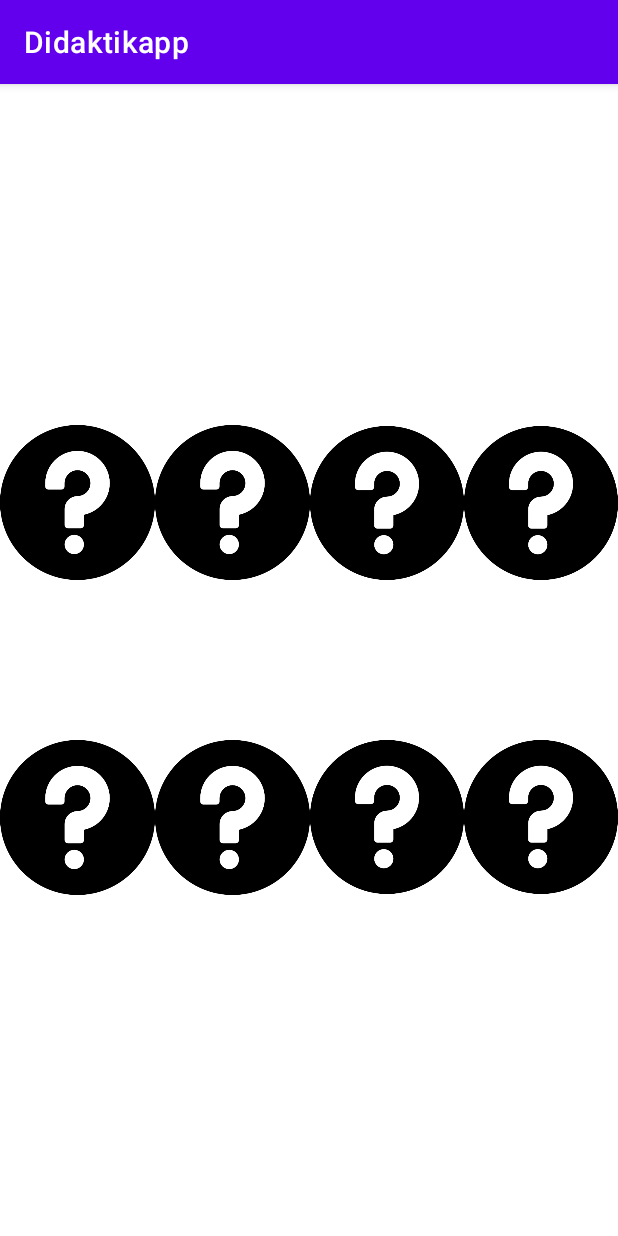
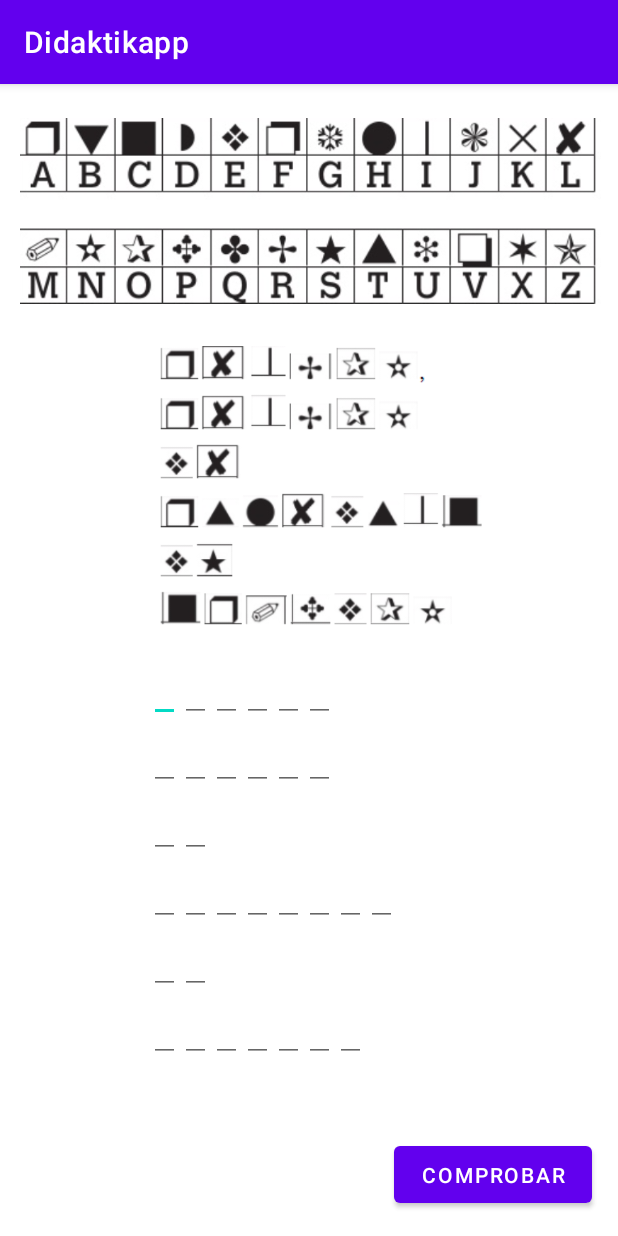
Before and after one commit to didaktikappgallarta/Didaktikappgallarta, an Android app: the screen it shows after launch (MemoramaActivity before the commit, MensajeMisteriosoActivity after it), on a phone screen of 412 x 824 dp. Run offline under Robolectric (Android 15) with nearby library versions, the phone set to English and light mode, and no system bars; Roboto replaces fonts that are not available here.

Commit message:
Mensaje misterioso casi acabado

```diff
--- a/app/src/main/AndroidManifest.xml
+++ b/app/src/main/AndroidManifest.xml
@@ -46,6 +46,9 @@
         <activity android:name=".AhorcadoActivity">
 
         </activity>
+        <activity android:name=".MensajeMisteriosoActivity">
+
+        </activity>
         <meta-data
             android:name="preloaded_fonts"
             android:resource="@array/preloaded_fonts" />
--- a/app/src/main/java/com/example/didaktikapp/MainActivity.java
+++ b/app/src/main/java/com/example/didaktikapp/MainActivity.java
@@ -1,15 +1,8 @@
 package com.example.didaktikapp;
 
-import androidx.appcompat.app.AlertDialog;
 import androidx.appcompat.app.AppCompatActivity;
-import androidx.core.app.ActivityCompat;
-import androidx.core.content.ContextCompat;
 
-import android.Manifest;
-import android.app.Activity;
-import android.content.DialogInterface;
 import android.content.Intent;
-import android.content.pm.PackageManager;
 import android.os.Bundle;
 import android.os.Handler;
 import android.view.WindowManager;
@@ -17,7 +10,6 @@ import android.view.animation.Animation;
 import android.view.animation.AnimationUtils;
 import android.widget.ImageView;
 import android.widget.TextView;
-import android.widget.Toast;
 
 public class MainActivity extends AppCompatActivity {
     @Override
@@ -41,7 +33,7 @@ public class MainActivity extends AppCompatActivity {
         new Handler().postDelayed(new Runnable() {
             @Override
             public void run() {
-                Intent intent = new Intent(MainActivity.this, MemoramaActivity.class);
+                Intent intent = new Intent(MainActivity.this, MensajeMisteriosoActivity.class);
                 startActivity(intent);
                 finish();
             }
--- /dev/null
+++ b/app/src/main/java/com/example/didaktikapp/MensajeMisteriosoActivity.java
@@ -0,0 +1,97 @@
+package com.example.didaktikapp;
+
+import android.content.DialogInterface;
+import android.os.Bundle;
+import android.view.View;
+import android.widget.EditText;
+
+import androidx.appcompat.app.AlertDialog;
+import androidx.appcompat.app.AppCompatActivity;
+
+public class MensajeMisteriosoActivity extends AppCompatActivity {
+
+    @Override
+    public void onCreate(Bundle savedInstanceState) {
+        super.onCreate(savedInstanceState);
+        setContentView(R.layout.activity_mensaje_misterioso);
+    }
+
+    public void comprobarMensaje(View view) {
+        EditText f1r1 = findViewById(R.id.f1r1);
+        EditText f1r2 = findViewById(R.id.f1r2);
+        EditText f1r3 = findViewById(R.id.f1r3);
+        EditText f1r4 = findViewById(R.id.f1r4);
+        EditText f1r5 = findViewById(R.id.f1r5);
+        EditText f1r6 = findViewById(R.id.f1r6);
+        EditText f2r1 = findViewById(R.id.f2r1);
+        EditText f2r2 = findViewById(R.id.f2r2);
+        EditText f2r3 = findViewById(R.id.f2r3);
+        EditText f2r4 = findViewById(R.id.f2r4);
+        EditText f2r5 = findViewById(R.id.f2r5);
+        EditText f2r6 = findViewById(R.id.f2r6);
+        EditText f3r1 = findViewById(R.id.f3r1);
+        EditText f3r2 = findViewById(R.id.f3r2);
+        EditText f4r1 = findViewById(R.id.f4r1);
+        EditText f4r2 = findViewById(R.id.f4r2);
+        EditText f4r3 = findViewById(R.id.f4r3);
+        EditText f4r4 = findViewById(R.id.f4r4);
+        EditText f4r5 = findViewById(R.id.f4r5);
+        EditText f4r6 = findViewById(R.id.f4r6);
+        EditText f4r7 = findViewById(R.id.f4r7);
+        EditText f4r8 = findViewById(R.id.f4r8);
+        EditText f5r1 = findViewById(R.id.f5r1);
+        EditText f5r2 = findViewById(R.id.f5r2);
+        EditText f6r1 = findViewById(R.id.f6r1);
+        EditText f6r2 = findViewById(R.id.f6r2);
+        EditText f6r3 = findViewById(R.id.f6r3);
+        EditText f6r4 = findViewById(R.id.f6r4);
+        EditText f6r5 = findViewById(R.id.f6r5);
+        EditText f6r6 = findViewById(R.id.f6r6);
+        EditText f6r7 = findViewById(R.id.f6r7);
+
+        String aliron1 = f1r1.getText().toString() + f1r2.getText().toString() +f1r3.getText().toString() +f1r4.getText().toString() + f1r5.getText().toString() + f1r6.getText().toString();
+        String aliron2 = f2r1.getText().toString() + f2r2.getText().toString() +f2r3.getText().toString() +f2r4.getText().toString() + f2r5.getText().toString() + f2r6.getText().toString();
+        String el = f3r1.getText().toString() + f3r2.getText().toString();
+        String athletic = f4r1.getText().toString() + f4r2.getText().toString() +f4r3.getText().toString() +f4r4.getText().toString() + f4r5.getText().toString() + f4r6.getText().toString() + f4r7.getText().toString() + f4r8.getText().toString();
+        String es = f5r1.getText().toString() + f5r2.getText().toString();
+        String campeon = f6r1.getText().toString() + f6r2.getText().toString() +f6r3.getText().toString() +f6r4.getText().toString() + f6r5.getText().toString() + f6r6.getText().toString() + f6r7.getText().toString();
+
+        if (aliron1.equals("ALIRON") && aliron2.equals("ALIRON") && el.equals("EL") && athletic.equals("ATHLETIC") && es.equals("ES") && campeon.equals("CAMPEON")) {
+            AlertDialog.Builder builder = new AlertDialog.Builder(this);
+            builder.setTitle("Ganaste");
+            builder.setMessage("Felicidades!" );
+            builder.setPositiveButton("Aceptar", new DialogInterface.OnClickListener() {
+                @Override
+                public void onClick(DialogInterface dialog, int which) {
+                   // MensajeMisteriosoActivity.class;
+                }
+            });
+            builder.setNegativeButton("Salir", new DialogInterface.OnClickListener() {
+                @Override
+                public void onClick(DialogInterface dialog, int which) {
+                    MensajeMisteriosoActivity.this.finish();
+                }
+            });
+            builder.show();
+        } else {
+            AlertDialog.Builder builder = new AlertDialog.Builder(this);
+            builder.setTitle("Perdiste");
+            builder.setMessage("Lo sentimos. Vuelve a internalo en otro momento!" );
+            builder.setPositiveButton("Intentar de nuevo", new DialogInterface.OnClickListener() {
+                @Override
+                public void onClick(DialogInterface dialog, int which) {
+                      new MensajeMisteriosoActivity();
+                }
+            });
+            builder.setNegativeButton("Salir", new DialogInterface.OnClickListener() {
+                @Override
+                public void onClick(DialogInterface dialog, int which) {
+                    MensajeMisteriosoActivity.this.finish();
+                }
+            });
+            builder.show();
+        }
+    }
+
+
+}
--- /dev/null
+++ b/app/src/main/res/layout/activity_mensaje_misterioso.xml
@@ -0,0 +1,389 @@
+<?xml version="1.0" encoding="utf-8"?>
+<androidx.constraintlayout.widget.ConstraintLayout
+    xmlns:android="http://schemas.android.com/apk/res/android"
+    xmlns:app="http://schemas.android.com/apk/res-auto"
+    xmlns:tools="http://schemas.android.com/tools"
+    android:layout_width="match_parent"
+    android:layout_height="match_parent">
+
+
+    <GridLayout
+        android:layout_width="256dp"
+        android:layout_height="275dp"
+        app:layout_constraintEnd_toEndOf="parent"
+        app:layout_constraintHorizontal_bias="0.638"
+        app:layout_constraintStart_toStartOf="parent"
+        app:layout_constraintTop_toBottomOf="@+id/imageView5">
+
+        <EditText
+            android:id="@+id/f1r1"
+            android:layout_width="wrap_content"
+            android:layout_height="wrap_content"
+            android:layout_row="0"
+            android:layout_column="0"
+            android:inputType="textCapCharacters"
+            android:maxLength="1">
+
+        </EditText>
+
+        <EditText
+            android:id="@+id/f6r2"
+            android:layout_width="wrap_content"
+            android:layout_height="wrap_content"
+            android:layout_row="5"
+            android:layout_column="1"
+            android:inputType="textCapCharacters"
+            android:maxLength="1">
+
+        </EditText>
+
+        <EditText
+            android:id="@+id/f5r2"
+            android:layout_row="4"
+            android:layout_column="1"
+            android:inputType="textCapCharacters"
+            android:maxLength="1">
+
+        </EditText>
+
+        <EditText
+            android:id="@+id/f1r2"
+            android:layout_width="wrap_content"
+            android:layout_height="wrap_content"
+            android:layout_row="0"
+            android:layout_column="1"
+            android:inputType="textCapCharacters"
+            android:maxLength="1">
+
+        </EditText>
+
+        <EditText
+            android:id="@+id/f1r3"
+            android:layout_width="wrap_content"
+            android:layout_height="wrap_content"
+            android:layout_row="0"
+            android:layout_column="2"
+            android:inputType="textCapCharacters"
+            android:maxLength="1">
+
+        </EditText>
+
+        <EditText
+            android:id="@+id/f1r4"
+            android:layout_width="wrap_content"
+            android:layout_height="wrap_content"
+            android:layout_row="0"
+            android:layout_column="3"
+            android:inputType="textCapCharacters"
+            android:maxLength="1">
+
+        </EditText>
+
+        <EditText
+            android:id="@+id/f1r5"
+            android:layout_width="wrap_content"
+            android:layout_height="wrap_content"
+            android:layout_row="0"
+            android:layout_column="4"
+            android:inputType="textCapCharacters"
+            android:maxLength="1">
+
+        </EditText>
+
+        <EditText
+            android:id="@+id/f1r6"
+            android:layout_width="wrap_content"
+            android:layout_height="wrap_content"
+            android:layout_row="0"
+            android:layout_column="5"
+            android:inputType="textCapCharacters"
+            android:maxLength="1">
+
+        </EditText>
+
+        <EditText
+            android:id="@+id/f2r1"
+            android:layout_width="wrap_content"
+            android:layout_height="wrap_content"
+            android:layout_row="1"
+            android:layout_column="0"
+            android:inputType="textCapCharacters"
+            android:maxLength="1">
+
+        </EditText>
+
+        <EditText
+            android:id="@+id/f2r2"
+            android:layout_width="wrap_content"
+            android:layout_height="wrap_content"
+            android:layout_row="1"
+            android:layout_column="1"
+            android:inputType="textCapCharacters"
+            android:maxLength="1">
+
+        </EditText>
+
+        <EditText
+            android:id="@+id/f2r3"
+            android:layout_width="wrap_content"
+            android:layout_height="wrap_content"
+            android:layout_row="1"
+            android:layout_column="2"
+            android:inputType="textCapCharacters"
+            android:maxLength="1">
+
+        </EditText>
+
+        <EditText
+            android:id="@+id/f2r4"
+            android:layout_width="wrap_content"
+            android:layout_height="wrap_content"
+            android:layout_row="1"
+            android:layout_column="3"
+            android:inputType="textCapCharacters"
+            android:maxLength="1">
+
+        </EditText>
+
+        <EditText
+            android:id="@+id/f2r5"
+            android:layout_width="wrap_content"
+            android:layout_height="wrap_content"
+            android:layout_row="1"
+            android:layout_column="4"
+            android:inputType="textCapCharacters"
+            android:maxLength="1">
+
+        </EditText>
+
+        <EditText
+            android:id="@+id/f2r6"
+            android:layout_width="wrap_content"
+            android:layout_height="wrap_content"
+            android:layout_row="1"
+            android:layout_column="5"
+            android:inputType="textCapCharacters"
+            android:maxLength="1">
+
+        </EditText>
+
+        <EditText
+            android:id="@+id/f3r1"
+            android:layout_width="wrap_content"
+            android:layout_height="wrap_content"
+            android:layout_row="2"
+            android:layout_column="0"
+            android:inputType="textCapCharacters"
+            android:maxLength="1">
+
+        </EditText>
+
+        <EditText
+            android:id="@+id/f3r2"
+            android:layout_width="wrap_content"
+            android:layout_height="wrap_content"
+            android:layout_row="2"
+            android:layout_column="1"
+            android:inputType="textCapCharacters"
+            android:maxLength="1">
+
+        </EditText>
+
+        <EditText
+            android:id="@+id/f4r1"
+            android:layout_width="wrap_content"
+            android:layout_height="wrap_content"
+            android:layout_row="3"
+            android:layout_column="0"
+            android:inputType="textCapCharacters"
+            android:maxLength="1">
+
+        </EditText>
+
+        <EditText
+            android:id="@+id/f4r2"
+            android:layout_width="wrap_content"
+            android:layout_height="wrap_content"
+            android:layout_row="3"
+            android:layout_column="1"
+            android:inputType="textCapCharacters"
+            android:maxLength="1">
+
+        </EditText>
+
+        <EditText
+            android:id="@+id/f4r3"
+            android:layout_width="wrap_content"
+            android:layout_height="wrap_content"
+            android:layout_row="3"
+            android:layout_column="2"
+            android:inputType="textCapCharacters"
+            android:maxLength="1">
+
+        </EditText>
+
+        <EditText
+            android:id="@+id/f4r4"
+            android:layout_width="wrap_content"
+            android:layout_height="wrap_content"
+            android:layout_row="3"
+            android:layout_column="3"
+            android:inputType="textCapCharacters"
+            android:maxLength="1">
+
+        </EditText>
+
+        <EditText
+            android:id="@+id/f4r5"
+            android:layout_width="wrap_content"
+            android:layout_height="wrap_content"
+            android:layout_row="3"
+            android:layout_column="4"
+            android:inputType="textCapCharacters"
+            android:maxLength="1">
+
+        </EditText>
+
+        <EditText
+            android:id="@+id/f4r6"
+            android:layout_width="wrap_content"
+            android:layout_height="wrap_content"
+            android:layout_row="3"
+            android:layout_column="5"
+            android:inputType="textCapCharacters"
+            android:maxLength="1">
+
+        </EditText>
+
+        <EditText
+            android:id="@+id/f4r7"
+            android:layout_width="wrap_content"
+            android:layout_height="wrap_content"
+            android:layout_row="3"
+            android:layout_column="6"
+            android:inputType="textCapCharacters"
+            android:maxLength="1">
+
+        </EditText>
+
+        <EditText
+            android:id="@+id/f4r8"
+            android:layout_width="wrap_content"
+            android:layout_height="wrap_content"
+            android:layout_row="3"
+            android:layout_column="7"
+            android:inputType="textCapCharacters"
+            android:maxLength="1">
+
+        </EditText>
+
+        <EditText
+            android:id="@+id/f5r1"
+            android:layout_width="wrap_content"
+            android:layout_height="wrap_content"
+            android:layout_row="4"
+            android:layout_column="0"
+            android:inputType="textCapCharacters"
+            android:maxLength="1">
+
+        </EditText>
+
+        <EditText
+            android:id="@+id/f6r1"
+            android:layout_width="wrap_content"
+            android:layout_height="wrap_content"
+            android:layout_row="5"
+            android:layout_column="0"
+            android:inputType="textCapCharacters"
+            android:maxLength="1">
+
+        </EditText>
+
+        <EditText
+            android:id="@+id/f6r3"
+            android:layout_width="wrap_content"
+            android:layout_height="wrap_content"
+            android:layout_row="5"
+            android:layout_column="2"
+            android:inputType="textCapCharacters"
+            android:maxLength="1">
+
+        </EditText>
+
+        <EditText
+            android:id="@+id/f6r4"
+            android:layout_width="wrap_content"
+            android:layout_height="wrap_content"
+            android:layout_row="5"
+            android:layout_column="3"
+            android:inputType="textCapCharacters"
+            android:maxLength="1">
+
+        </EditText>
+
+        <EditText
+            android:id="@+id/f6r5"
+            android:layout_width="wrap_content"
+            android:layout_height="wrap_content"
+            android:layout_row="5"
+            android:layout_column="4"
+            android:inputType="textCapCharacters"
+            android:maxLength="1">
+
+        </EditText>
+
+        <EditText
+            android:id="@+id/f6r6"
+            android:layout_width="wrap_content"
+            android:layout_height="wrap_content"
+            android:layout_row="5"
+            android:layout_column="5"
+            android:inputType="textCapCharacters"
+            android:maxLength="1">
+
+        </EditText>
+
+        <EditText
+            android:id="@+id/f6r7"
+            android:layout_width="wrap_content"
+            android:layout_height="wrap_content"
+            android:layout_row="5"
+            android:layout_column="6"
+            android:inputType="textCapCharacters"
+            android:maxLength="1">
+        </EditText>
+    </GridLayout>
+
+    <ImageView
+        android:id="@+id/imageView4"
+        android:layout_width="426dp"
+        android:layout_height="124dp"
+        app:layout_constraintBottom_toBottomOf="parent"
+        app:layout_constraintEnd_toEndOf="parent"
+        app:layout_constraintStart_toStartOf="parent"
+        app:layout_constraintTop_toTopOf="parent"
+        app:layout_constraintVertical_bias="0.035"
+        app:srcCompat="@drawable/mezu_misteriotsua2" />
+
+    <ImageView
+        android:id="@+id/imageView5"
+        android:layout_width="267dp"
+        android:layout_height="205dp"
+        android:layout_marginTop="28dp"
+        app:layout_constraintEnd_toEndOf="parent"
+        app:layout_constraintStart_toStartOf="parent"
+        app:layout_constraintTop_toBottomOf="@+id/imageView4"
+        app:srcCompat="@drawable/mezu_misteriotsua" />
+
+    <Button
+        android:id="@+id/button6"
+        android:layout_width="132dp"
+        android:layout_height="50dp"
+        android:layout_marginBottom="16dp"
+        android:text="@string/comprobar"
+        app:layout_constraintBottom_toBottomOf="parent"
+        app:layout_constraintEnd_toEndOf="parent"
+        app:layout_constraintHorizontal_bias="0.939"
+        app:layout_constraintStart_toStartOf="parent"
+        android:onClick="comprobarMensaje"/>
+</androidx.constraintlayout.widget.ConstraintLayout>
```
Also changed, not shown: app/src/main/res/drawable/mezu_misteriotsua.png (added), app/src/main/res/drawable/mezu_misteriotsua2.png (added).
